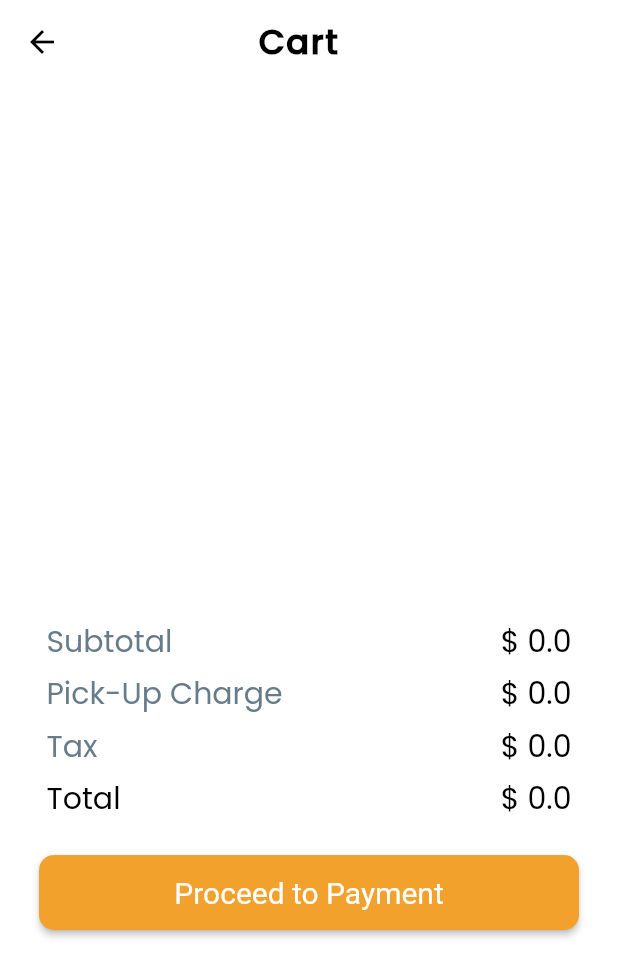
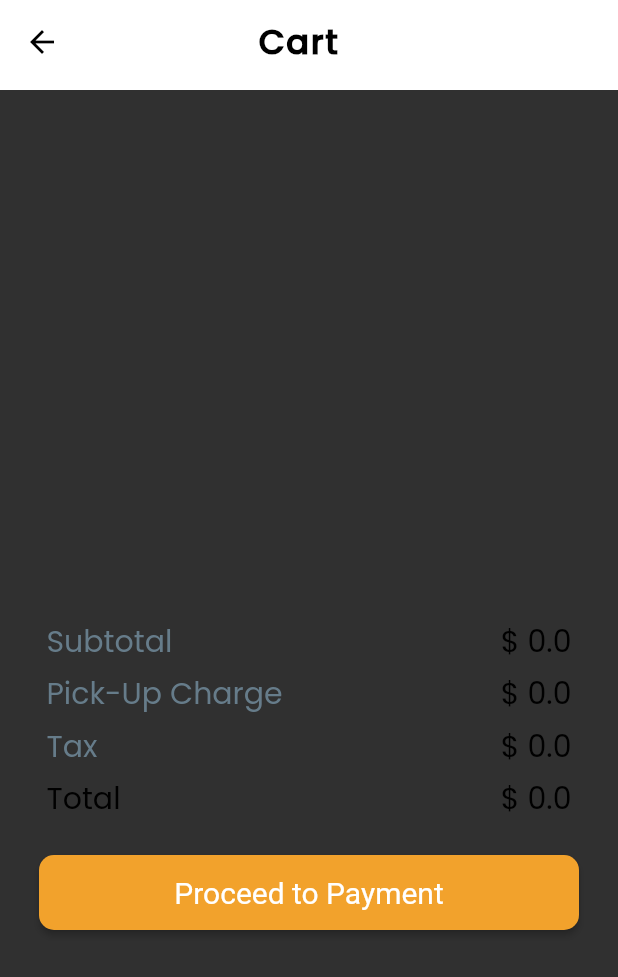
Before and after one commit to marawanthedev/FoodLyft, a Flutter app: the CartScreen screen opened by its route, on a phone screen of 412 x 824 dp. Shown: the top 977 px of the screen. Run offline on Flutter 3.47's test engine with Material 2 defaults, Android fonts, the light colour scheme and no system bars; our stand-ins replace cloud_firestore, get_it, sliding_up_panel, smooth_star_rating; accounts and stored records are empty; statements that could not run were skipped.

Commit message:
Adjusted Dark Theme in Food Details and Cart (Some issues still lay in cart with the dark theme)

```diff
--- a/lib/main.dart
+++ b/lib/main.dart
@@ -21,7 +21,7 @@ void main() async {
       ),
     ],
     child: theme.ThemeBuilder(
-      defaultBrightness: Brightness.light,
+      defaultBrightness: Brightness.dark,
       builder: (context, _brightness) {
         return MaterialApp(
             theme: ThemeData(
--- a/lib/screens/cart/cart.dart
+++ b/lib/screens/cart/cart.dart
@@ -67,7 +67,7 @@ class _CartScreenState extends State<CartScreen> {
   Widget build(BuildContext context) {
     widget.cartProvider = Provider.of<CartProvider>(context);
     return Scaffold(
-      backgroundColor: Colors.white,
+      //backgroundColor: Colors.white,
       appBar: PreferredSize(
         preferredSize: Size.fromHeight(60),
         child: CustomAppBar(),
@@ -78,11 +78,13 @@ class _CartScreenState extends State<CartScreen> {
             Container(
               height: widget.containerWidth,
               width: 450,
-              color: Colors.white,
+              //color: Colors.white,
               alignment: Alignment.centerLeft,
               child: SingleChildScrollView(
                   scrollDirection: Axis.vertical,
-                  child: Container(child: getCartItems())),
+                  child: Container(
+                    child: getCartItems(),
+                  )),
             ),
             Container(
               height: widget.cartPriceDetailsHeight,
```
Also changed, not shown: lib/screens/fooddetailsscreen/food_details.dart (+6 -1 lines).
